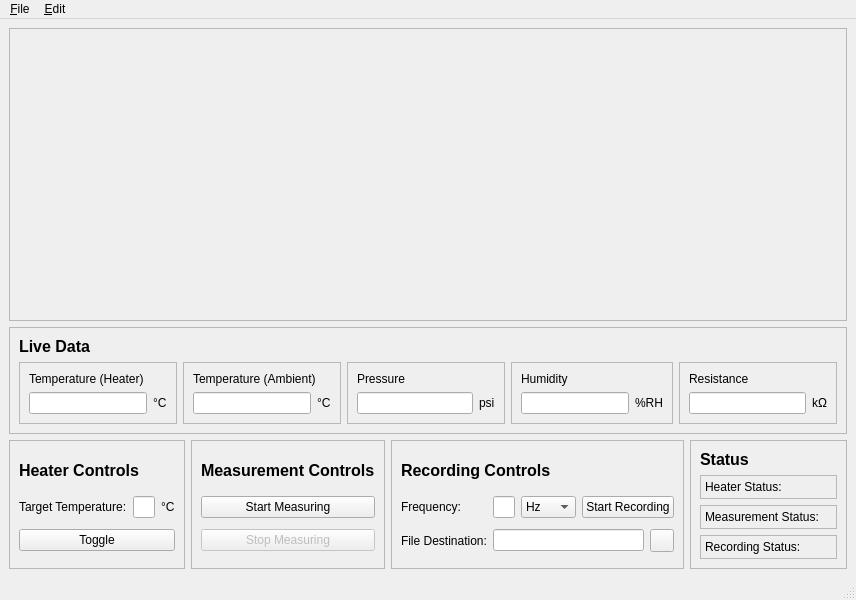
Above: ui/main_gui.ui from CydiaBoss/gas-chamber-ctrl before the change. Below: the same form after it.
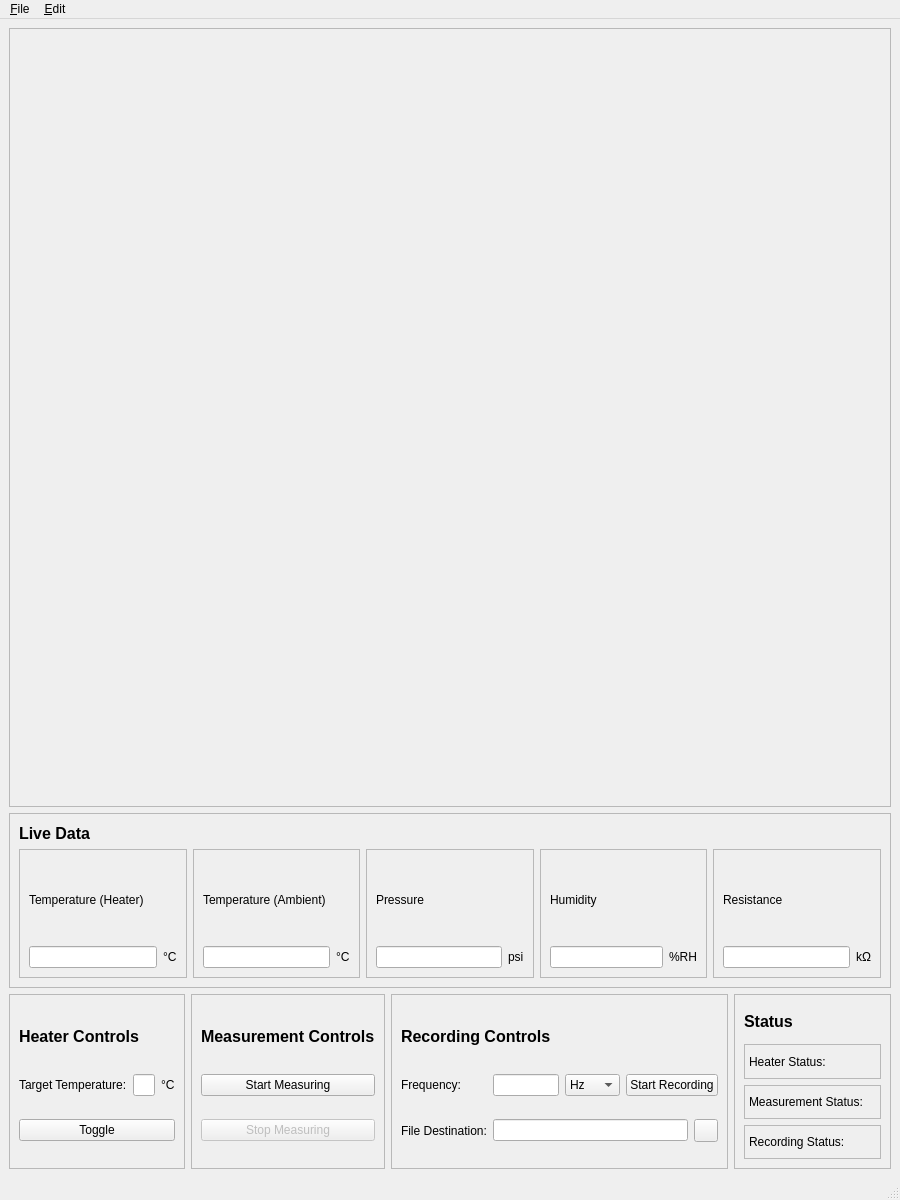
That is the form after the change. Icons and pictures are not drawn. Custom widgets are drawn as their Qt base class.

Commit message: finished graph code

Diff of the .ui file:
```diff
--- a/ui/main_gui.ui
+++ b/ui/main_gui.ui
@@ -6,8 +6,8 @@
    <rect>
     <x>0</x>
     <y>0</y>
-    <width>800</width>
-    <height>600</height>
+    <width>900</width>
+    <height>1200</height>
    </rect>
   </property>
   <property name="windowTitle">
@@ -629,7 +629,7 @@
     <rect>
      <x>0</x>
      <y>0</y>
-     <width>800</width>
+     <width>900</width>
      <height>22</height>
     </rect>
    </property>
```
The commit also changes 2 other files.
